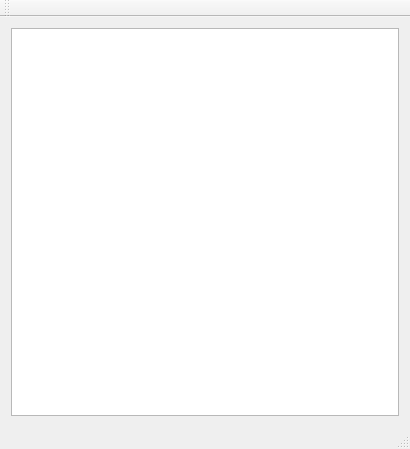
Before: the Qt Designer form mainwindow.ui in Jan-Karasinski/QtChess, drawn with Qt 5.
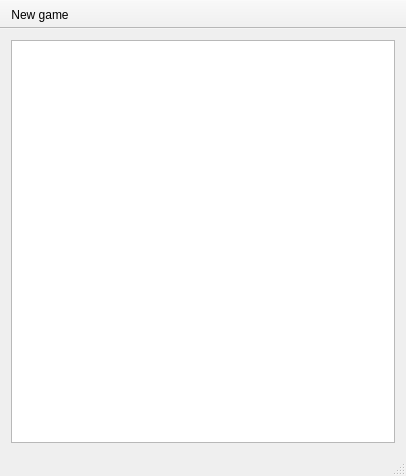
After: the same form once the commit is applied.

```diff
--- a/mainwindow.ui
+++ b/mainwindow.ui
@@ -6,8 +6,8 @@
    <rect>
     <x>0</x>
     <y>0</y>
-    <width>400</width>
-    <height>300</height>
+    <width>406</width>
+    <height>476</height>
    </rect>
   </property>
   <property name="windowTitle">
@@ -17,18 +17,18 @@
    <layout class="QGridLayout" name="gridLayout">
     <item row="0" column="0">
      <widget class="QGraphicsView" name="graphicsView">
-      <property name="minimumSize">
-       <size>
-        <width>388</width>
-        <height>388</height>
-       </size>
-      </property>
       <property name="sizeIncrement">
        <size>
         <width>0</width>
         <height>0</height>
        </size>
       </property>
+      <property name="verticalScrollBarPolicy">
+       <enum>Qt::ScrollBarAlwaysOff</enum>
+      </property>
+      <property name="horizontalScrollBarPolicy">
+       <enum>Qt::ScrollBarAlwaysOff</enum>
+      </property>
      </widget>
     </item>
    </layout>
@@ -44,14 +44,29 @@
    </property>
   </widget>
   <widget class="QToolBar" name="mainToolBar">
+   <property name="contextMenuPolicy">
+    <enum>Qt::PreventContextMenu</enum>
+   </property>
+   <property name="movable">
+    <bool>false</bool>
+   </property>
+   <property name="floatable">
+    <bool>false</bool>
+   </property>
    <attribute name="toolBarArea">
     <enum>TopToolBarArea</enum>
    </attribute>
    <attribute name="toolBarBreak">
     <bool>false</bool>
    </attribute>
+   <addaction name="actionNew_game"/>
   </widget>
   <widget class="QStatusBar" name="statusBar"/>
+  <action name="actionNew_game">
+   <property name="text">
+    <string>New game</string>
+   </property>
+  </action>
  </widget>
  <layoutdefault spacing="6" margin="11"/>
  <resources/>
```
Left out of the diff: 4 changed lines with no effect on the pictures.
